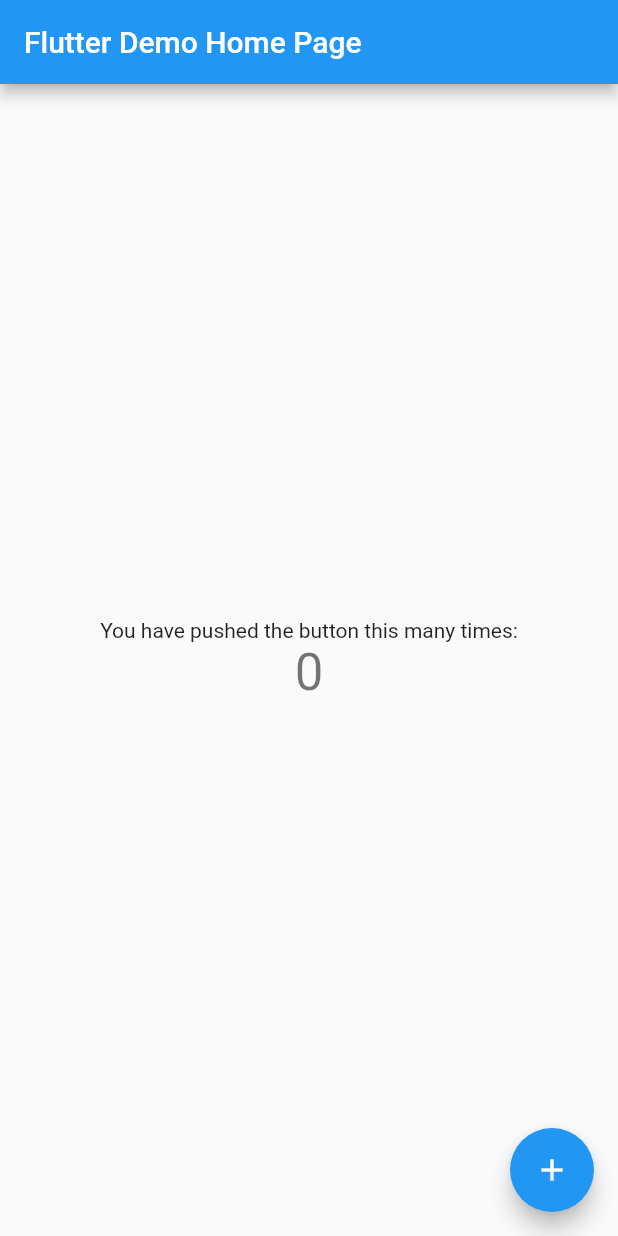
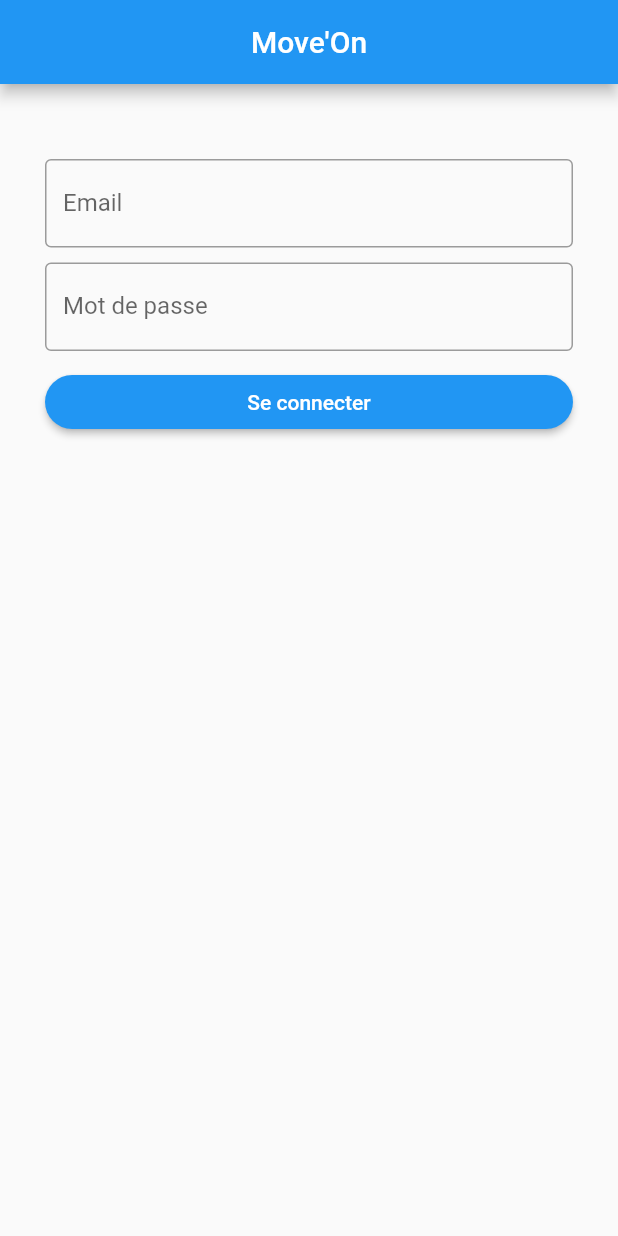
Before and after one commit to kiady66/move_on, a Flutter app: the screen it shows after launch, on a phone screen of 412 x 824 dp. Run offline on Flutter 3.47's test engine with Material 2 defaults, Android fonts, the phone set to English and light mode, and no system bars.

Commit message:
login page creation

```diff
--- /dev/null
+++ b/lib/login.dart
@@ -0,0 +1,71 @@
+import 'package:flutter/material.dart';
+
+class Login extends StatefulWidget {
+  @override
+  _LoginState createState() => _LoginState();
+}
+
+class _LoginState extends State<Login> {
+
+  /* String email = '';
+  String password = '';
+  String confirmPss = '';
+  final _keyForm = GlobalKey<FormState>();*/
+
+  @override
+  Widget build(BuildContext context) {
+    return Scaffold(
+      appBar: AppBar(
+        title: Text("Move'On"),
+        centerTitle: true,
+      ),
+      body : SingleChildScrollView(
+        child: Container(
+          padding: EdgeInsets.symmetric(horizontal: 30.0, vertical: 50.0),
+          child: Form(
+//            key: _keyForm,
+            child: Column(
+              crossAxisAlignment: CrossAxisAlignment.stretch,
+              children: <Widget>[
+                TextFormField(
+                  decoration: InputDecoration(
+                      labelText: 'Email',
+                      border: OutlineInputBorder()
+                  ),
+                  /* validator: (val) => val.isEmpty ? 'Entrez votre email' : null,
+                  onChanged: (val) => email = val,*/
+                ),
+                SizedBox(height: 10.0),
+                TextFormField(
+                  decoration: InputDecoration(
+                      labelText: 'Mot de passe',
+                      border: OutlineInputBorder()
+                  ),
+                  /* validator: (val) => val.length < 6 ? 'Entrez un password avec ou + de caracteres' : null,
+                  onChanged: (val) => password = val,*/
+                  obscureText: true,
+                ),
+                SizedBox(height: 10.0),
+                RaisedButton(
+                  shape: RoundedRectangleBorder(
+                    borderRadius: BorderRadius.circular(20.0),
+                  ),
+                  color: Colors.blue,
+                  child: Text(
+                    'Se connecter',
+                    style: TextStyle(color: Colors.white),
+                  ),
+                  onPressed: (){
+                    /*if(_keyForm.currentState.validate()){
+                      Navigator.pushReplacementNamed(context, '/contactList');
+                    }*/
+                  },
+                ),
+              ],
+            ),
+          ),
+        ),
+      ),
+    );
+  }
+}
--- a/lib/main.dart
+++ b/lib/main.dart
@@ -1,115 +1,26 @@
+
+import 'package:move_on/login.dart';
 import 'package:flutter/material.dart';
 
-void main() {
-  runApp(const MyApp());
-}
+void main() => runApp(MyApp());
 
 class MyApp extends StatelessWidget {
   const MyApp({Key? key}) : super(key: key);
-
-  // This widget is the root of your application.
   @override
   Widget build(BuildContext context) {
     return MaterialApp(
-      title: 'Flutter Demo',
       theme: ThemeData(
-        // This is the theme of your application.
-        //
-        // Try running your application with "flutter run". You'll see the
-        // application has a blue toolbar. Then, without quitting the app, try
-        // changing the primarySwatch below to Colors.green and then invoke
-        // "hot reload" (press "r" in the console where you ran "flutter run",
-        // or simply save your changes to "hot reload" in a Flutter IDE).
-        // Notice that the counter didn't reset back to zero; the application
-        // is not restarted.
+        buttonColor: Colors.blue,
+        buttonTheme: ButtonThemeData(
+          textTheme: ButtonTextTheme.primary,
+        ),
         primarySwatch: Colors.blue,
       ),
-      home: const MyHomePage(title: 'Flutter Demo Home Page'),
+      debugShowCheckedModeBanner: false,
+      initialRoute: '/login',
+      routes: {
+        '/login': (context) => Login(),
+      },
     );
   }
 }
-
-class MyHomePage extends StatefulWidget {
-  const MyHomePage({Key? key, required this.title}) : super(key: key);
-
-  // This widget is the home page of your application. It is stateful, meaning
-  // that it has a State object (defined below) that contains fields that affect
-  // how it looks.
-
-  // This class is the configuration for the state. It holds the values (in this
-  // case the title) provided by the parent (in this case the App widget) and
-  // used by the build method of the State. Fields in a Widget subclass are
-  // always marked "final".
-
-  final String title;
-
-  @override
-  State<MyHomePage> createState() => _MyHomePageState();
-}
-
-class _MyHomePageState extends State<MyHomePage> {
-  int _counter = 0;
-
-  void _incrementCounter() {
-    setState(() {
-      // This call to setState tells the Flutter framework that something has
-      // changed in this State, which causes it to rerun the build method below
-      // so that the display can reflect the updated values. If we changed
-      // _counter without calling setState(), then the build method would not be
-      // called again, and so nothing would appear to happen.
-      _counter++;
-    });
-  }
-
-  @override
-  Widget build(BuildContext context) {
-    // This method is rerun every time setState is called, for instance as done
-    // by the _incrementCounter method above.
-    //
-    // The Flutter framework has been optimized to make rerunning build methods
-    // fast, so that you can just rebuild anything that needs updating rather
-    // than having to individually change instances of widgets.
-    return Scaffold(
-      appBar: AppBar(
-        // Here we take the value from the MyHomePage object that was created by
-        // the App.build method, and use it to set our appbar title.
-        title: Text(widget.title),
-      ),
-      body: Center(
-        // Center is a layout widget. It takes a single child and positions it
-        // in the middle of the parent.
-        child: Column(
-          // Column is also a layout widget. It takes a list of children and
-          // arranges them vertically. By default, it sizes itself to fit its
-          // children horizontally, and tries to be as tall as its parent.
-          //
-          // Invoke "debug painting" (press "p" in the console, choose the
-          // "Toggle Debug Paint" action from the Flutter Inspector in Android
-          // Studio, or the "Toggle Debug Paint" command in Visual Studio Code)
-          // to see the wireframe for each widget.
-          //
-          // Column has various properties to control how it sizes itself and
-          // how it positions its children. Here we use mainAxisAlignment to
-          // center the children vertically; the main axis here is the vertical
-          // axis because Columns are vertical (the cross axis would be
-          // horizontal).
-          mainAxisAlignment: MainAxisAlignment.center,
-          children: <Widget>[
-            const Text(
-              'You have pushed the button this many times:',
-            ),
-            Text(
-              '$_counter',
-              style: Theme.of(context).textTheme.headline4,
-            ),
-          ],
-        ),
-      ),
-      floatingActionButton: FloatingActionButton(
-        onPressed: _incrementCounter,
-        tooltip: 'Increment',
-        child: const Icon(Icons.add),
-      ), // This trailing comma makes auto-formatting nicer for build methods.
-    );
-  }
-}
```
